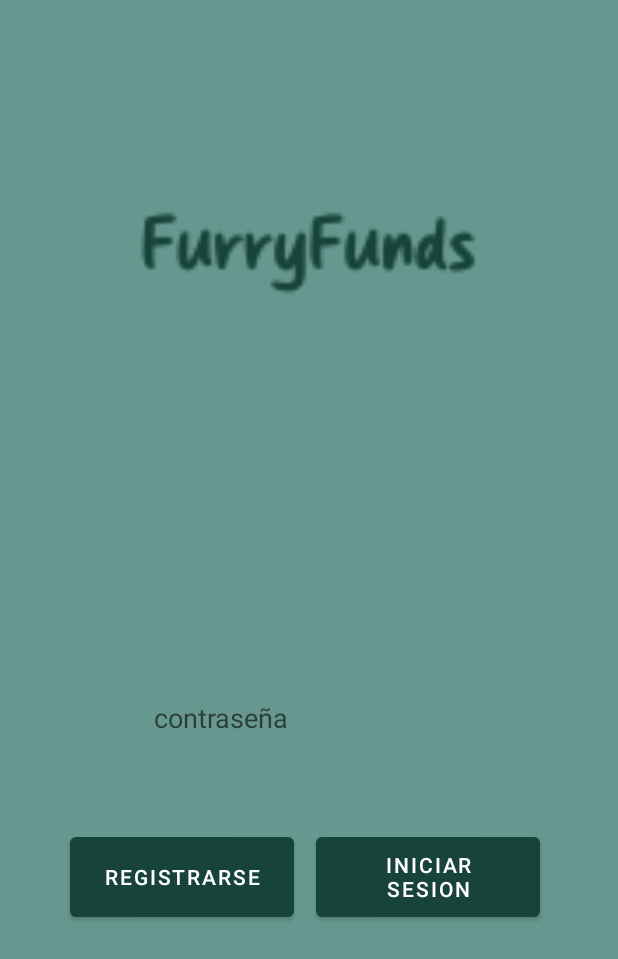
After one commit to nicx01/furryFunds, an Android app: the layout registro_vista.xml on its own in the app's theme, with its tools: preview values and no code run, on a phone screen of 412 x 824 dp. The commit adds this screen. Shown: the top 959 px of the screen. Run offline under Robolectric (Android 15) with nearby library versions, the phone set to English and light mode, and no system bars.

Commit message:
Register view and color changes

```diff
--- /dev/null
+++ b/app/src/main/res/layout/registro_vista.xml
@@ -0,0 +1,89 @@
+<?xml version="1.0" encoding="utf-8"?>
+<androidx.constraintlayout.widget.ConstraintLayout xmlns:android="http://schemas.android.com/apk/res/android"
+    xmlns:app="http://schemas.android.com/apk/res-auto"
+    xmlns:tools="http://schemas.android.com/tools"
+    android:layout_width="match_parent"
+    android:layout_height="match_parent">
+
+    <androidx.constraintlayout.widget.ConstraintLayout
+        android:layout_width="326dp"
+        android:layout_height="358dp"
+        android:layout_marginStart="30dp"
+        android:layout_marginTop="300dp"
+        android:layout_marginEnd="30dp"
+        app:layout_constraintEnd_toEndOf="parent"
+        app:layout_constraintHorizontal_bias="0.48"
+        app:layout_constraintStart_toStartOf="parent"
+        app:layout_constraintTop_toTopOf="parent">
+
+        <EditText
+            android:id="@+id/editTextTextPassword"
+            android:layout_width="wrap_content"
+            android:layout_height="wrap_content"
+            android:layout_marginStart="56dp"
+            android:layout_marginTop="156dp"
+            android:ems="10"
+            android:hint="contraseña"
+            android:inputType="textPassword"
+            app:layout_constraintStart_toStartOf="parent"
+            app:layout_constraintTop_toTopOf="parent" />
+
+        <Button
+            android:id="@+id/button4"
+            android:layout_width="149dp"
+            android:layout_height="65dp"
+            android:layout_marginStart="168dp"
+            android:layout_marginTop="252dp"
+            android:text="INICIAR SESION"
+            app:layout_constraintStart_toStartOf="parent"
+            app:layout_constraintTop_toTopOf="parent" />
+
+        <Button
+            android:id="@+id/button5"
+            android:layout_width="149dp"
+            android:layout_height="65dp"
+            android:layout_marginStart="4dp"
+            android:layout_marginTop="252dp"
+            android:text="REGISTRARSE"
+            app:layout_constraintStart_toStartOf="parent"
+            app:layout_constraintTop_toTopOf="parent" />
+
+        <EditText
+            android:id="@+id/editTextText"
+            android:layout_width="214dp"
+            android:layout_height="45dp"
+            android:ems="10"
+            android:hint="nombre"
+            android:inputType="text"
+            tools:layout_editor_absoluteX="56dp"
+            tools:layout_editor_absoluteY="59dp" />
+
+    </androidx.constraintlayout.widget.ConstraintLayout>
+
+    <ImageView
+        android:id="@+id/imageView2"
+        android:layout_width="392dp"
+        android:layout_height="189dp"
+        android:layout_marginStart="8dp"
+        android:layout_marginTop="80dp"
+        android:scaleX="2"
+        android:scaleY="2"
+        app:layout_constraintStart_toStartOf="parent"
+        app:layout_constraintTop_toTopOf="parent"
+        app:srcCompat="@mipmap/furry_funds_logo" />
+
+    <androidx.constraintlayout.widget.Guideline
+        android:id="@+id/guideline"
+        android:layout_width="wrap_content"
+        android:layout_height="wrap_content"
+        android:orientation="horizontal"
+        app:layout_constraintGuide_begin="20dp" />
+
+    <androidx.constraintlayout.widget.Barrier
+        android:id="@+id/barrier"
+        android:layout_width="wrap_content"
+        android:layout_height="wrap_content"
+        app:barrierDirection="top"
+        app:constraint_referenced_ids="imageView2" />
+
+</androidx.constraintlayout.widget.ConstraintLayout>
--- a/app/src/main/res/mipmap-anydpi-v26/furry_funds.xml
+++ b/app/src/main/res/mipmap-anydpi-v26/furry_funds.xml
@@ -1,5 +1,5 @@
 <?xml version="1.0" encoding="utf-8"?>
 <adaptive-icon xmlns:android="http://schemas.android.com/apk/res/android">
     <background android:drawable="@drawable/furry_funds_background"/>
-    <foreground android:drawable="@mipmap/furry_funds_foreground"/>
+    <foreground android:drawable="@mipmap/furry_funds_logo"/>
 </adaptive-icon>
--- a/app/src/main/res/mipmap-anydpi-v26/furry_funds_round.xml
+++ b/app/src/main/res/mipmap-anydpi-v26/furry_funds_round.xml
@@ -1,5 +1,4 @@
 <?xml version="1.0" encoding="utf-8"?>
 <adaptive-icon xmlns:android="http://schemas.android.com/apk/res/android">
-    <background android:drawable="@drawable/furry_funds_background"/>
-    <foreground android:drawable="@mipmap/furry_funds_foreground"/>
+    <foreground android:drawable="@mipmap/furry_funds_logo"/>
 </adaptive-icon>
--- a/app/src/main/res/values/themes.xml
+++ b/app/src/main/res/values/themes.xml
@@ -2,15 +2,15 @@
     <!-- Base application theme. -->
     <style name="Theme.MyApplicationFurry" parent="Theme.MaterialComponents.DayNight.DarkActionBar">
         <!-- Primary brand color. -->
-        <item name="colorPrimary">@color/purple_500</item>
-        <item name="colorPrimaryVariant">@color/purple_700</item>
-        <item name="colorOnPrimary">@color/white</item>
+        <item name="colorPrimary">@color/verdeoscuro</item>
+        <item name="colorPrimaryVariant">@color/verdesuperoscuro</item>
         <!-- Secondary brand color. -->
-        <item name="colorSecondary">@color/teal_200</item>
-        <item name="colorSecondaryVariant">@color/teal_700</item>
+        <item name="colorSecondary">@color/verdeclaro</item>
+        <item name="colorSecondaryVariant">@color/verdemedioalto</item>
         <item name="colorOnSecondary">@color/black</item>
         <!-- Status bar color. -->
         <item name="android:statusBarColor">?attr/colorPrimaryVariant</item>
+        <item name="android:background">@color/verdeclaro</item>
         <!-- Customize your theme here. -->
     </style>
 </resources>
```
Also changed, not shown: app/src/main/furry_funds-playstore.png, app/src/main/res/mipmap-hdpi/furry_funds.webp, app/src/main/res/mipmap-hdpi/furry_funds_logo.webp (added), app/src/main/res/mipmap-hdpi/furry_funds_round.webp, app/src/main/res/mipmap-mdpi/furry_funds.webp, app/src/main/res/mipmap-mdpi/furry_funds_logo.webp (added), app/src/main/res/mipmap-mdpi/furry_funds_round.webp, app/src/main/res/mipmap-xhdpi/furry_funds.webp, app/src/main/res/mipmap-xhdpi/furry_funds_logo.webp (added), app/src/main/res/mipmap-xhdpi/furry_funds_round.webp, app/src/main/res/mipmap-xxhdpi/furry_funds.webp, app/src/main/res/mipmap-xxhdpi/furry_funds_logo.webp (added), app/src/main/res/mipmap-xxhdpi/furry_funds_round.webp, app/src/main/res/mipmap-xxxhdpi/furry_funds.webp, 2 more files.
